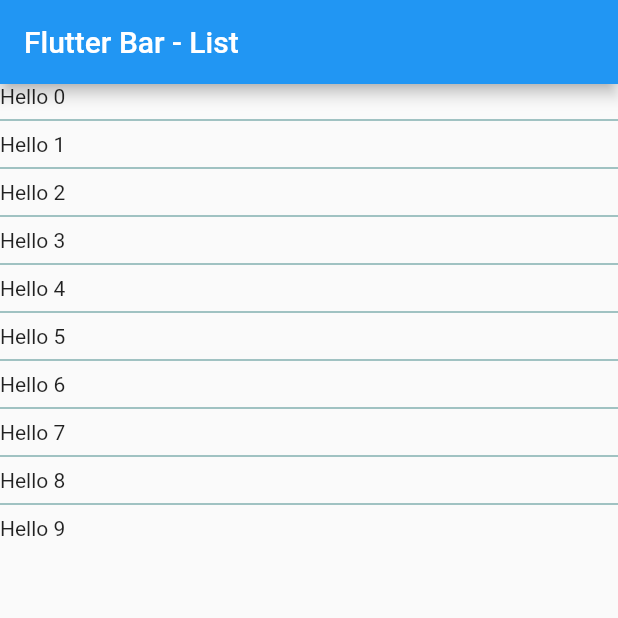
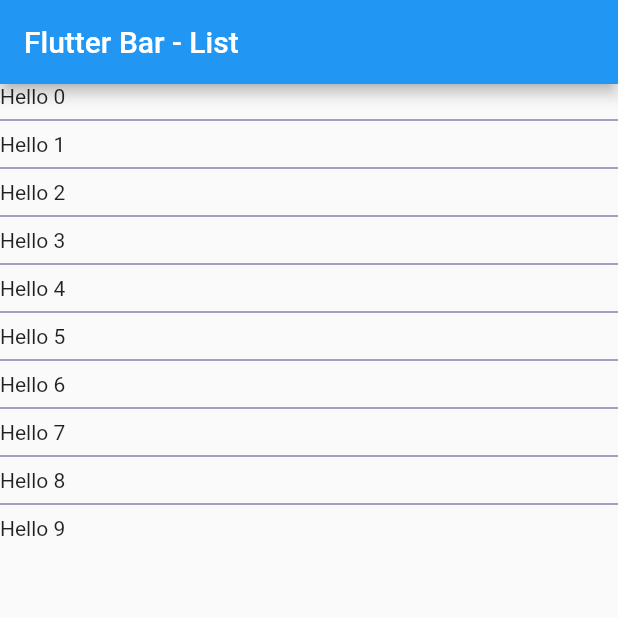
Before and after one commit to hustlebar/flutterbar, a Flutter app: the screen it shows after launch, on a phone screen of 412 x 824 dp, the top half of it. Run offline on Flutter 3.47's test engine with Material 2 defaults, Android fonts, the phone set to English and light mode, and no system bars.

Commit message:
ritual check in

```diff
--- a/lib/layouts/list.dart
+++ b/lib/layouts/list.dart
@@ -34,7 +34,7 @@ class FlutterBarList extends StatelessWidget {
       },
       separatorBuilder: (BuildContext context, int index) {
         return Divider(
-          color: Color.fromRGBO(10, 100, 100, 0.75),
+          color: Color.fromRGBO(10, 10, 100, 0.75),
         );
       },
       itemCount: 10
```
